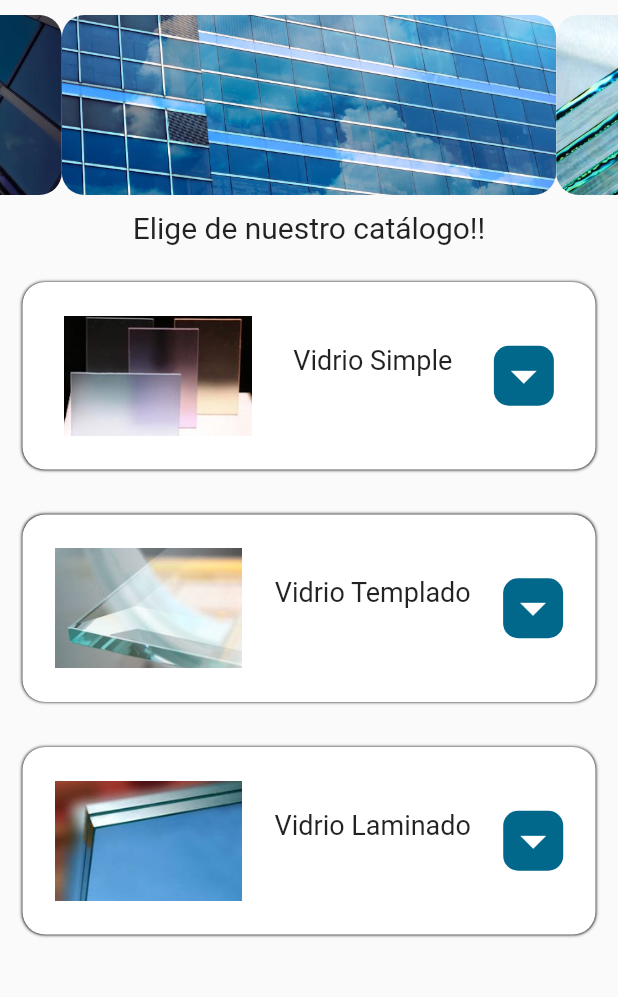
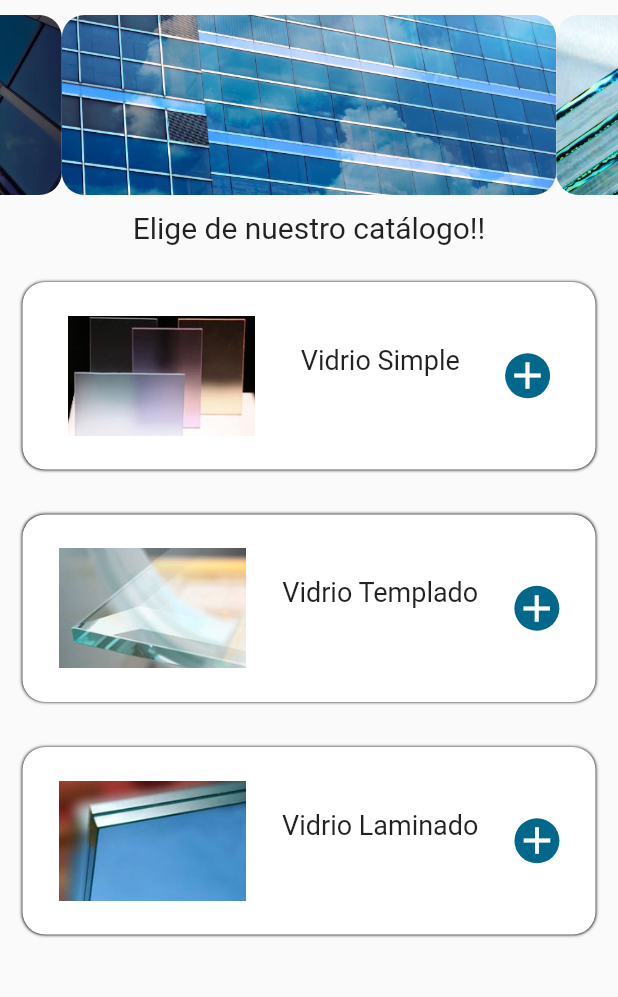
Before and after one commit to eduardo-solis/GlassMexApp, a Flutter app: the screen it shows after launch, on a phone screen of 412 x 824 dp, the part 84-1081 px from its top. Run offline on Flutter 3.47's test engine with Material 2 defaults, Android fonts, the phone set to English and light mode, and no system bars; drawn by our look-alikes of carousel_slider; our stand-ins replace shared_preferences, sqflite; accounts and stored records are empty.

```diff
--- a/lib/database/db_connection.dart
+++ b/lib/database/db_connection.dart
@@ -10,7 +10,7 @@ class DataBaseConnection {
       var sqlCreate = sqlCreateDatabase();
       db.execute(sqlCreate);
     }, onUpgrade: (db, oldVersion, newVersion) {
-      print("Actualizando de la versión $oldVersion a la $newVersion");
+      //print("Actualizando de la versión $oldVersion a la $newVersion");
       var sqlCreate = sqlUpgradeVersion5();
       if (oldVersion == 5) {
         db.execute(sqlCreate);
--- a/lib/screens/product_screen.dart
+++ b/lib/screens/product_screen.dart
@@ -10,7 +10,6 @@ import 'package:glassmex/models/ventas.dart';
 import 'package:glassmex/repositories/clientes_repository.dart';
 import 'package:glassmex/repositories/detalle_ventas_repository.dart';
 import 'package:glassmex/repositories/ventas_repository.dart';
-import 'package:glassmex/screens/login_screen.dart';
 import 'package:glassmex/screens/register_screen.dart';
 import 'package:glassmex/widgets/product_widgets/custom_form_cc.dart';
 import 'package:glassmex/widgets/product_widgets/custom_form_ro.dart';
@@ -513,6 +512,7 @@ class _ProductScreenState extends State<ProductScreen> {
                             return "La cantidad debe ser mayor a 0";
                           }
                         }
+                        return null;
                       },
                       textAlign: TextAlign.end,
                       decoration: const InputDecoration(labelText: "Cantidad"),
--- a/lib/widgets/home_widgets/custom_item_list_view.dart
+++ b/lib/widgets/home_widgets/custom_item_list_view.dart
@@ -61,14 +61,10 @@ class _CustomItemListViewState extends State<CustomItemListView> {
                 ),
                 Container(
                   decoration: BoxDecoration(
-                      borderRadius: BorderRadius.circular(10),
+                      borderRadius: BorderRadius.circular(50),
                       color: HexColor("01688c")),
-                  child: Icon(
-                      isVisibility
-                          ? Icons.arrow_drop_up
-                          : Icons.arrow_drop_down,
-                      size: 40,
-                      color: Colors.white),
+                  child: Icon(isVisibility ? Icons.remove : Icons.add,
+                      size: 30, color: Colors.white),
                 )
               ],
             ),
@@ -78,22 +74,25 @@ class _CustomItemListViewState extends State<CustomItemListView> {
               child: Column(
                 children: [
                   ListTile(
-                    title: Text("${widget.nombre} con 4 mm de grosor"),
-                    trailing: const Icon(Icons.arrow_forward_ios_outlined),
+                    title: const Text("Grosor 4 mm"),
+                    trailing: Icon(Icons.arrow_forward_ios_outlined,
+                        color: HexColor("01688c")),
                     onTap: () {
                       irDetalleProducto(widget.nombre, "4", widget.image);
                     },
                   ),
                   ListTile(
-                    title: Text("${widget.nombre} con 6 mm de grosor"),
-                    trailing: const Icon(Icons.arrow_forward_ios_outlined),
+                    title: const Text("Grosor 6 mm"),
+                    trailing: Icon(Icons.arrow_forward_ios_outlined,
+                        color: HexColor("01688c")),
                     onTap: () {
                       irDetalleProducto(widget.nombre, "6", widget.image);
                     },
                   ),
                   ListTile(
-                    title: Text("${widget.nombre} con 10 mm de grosor"),
-                    trailing: const Icon(Icons.arrow_forward_ios_outlined),
+                    title: const Text("Grosor 10 mm"),
+                    trailing: Icon(Icons.arrow_forward_ios_outlined,
+                        color: HexColor("01688c")),
                     onTap: () {
                       irDetalleProducto(widget.nombre, "10", widget.image);
                     },
```
Also changed, not shown: lib/screens/register_screen.dart (+13 -6 lines), lib/screens/shopping_cart_screen.dart (+14 -16 lines).
